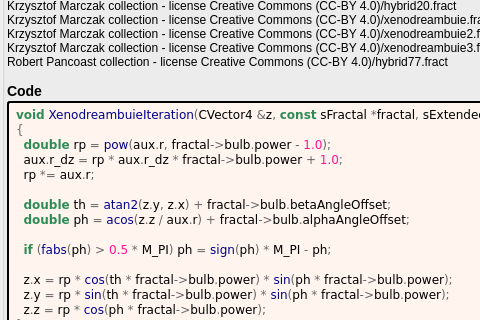
Old version of the form mandelbulber2/formula/ui/xenodreambuie.ui in the repository buddhi1980/mandelbulber2; both pictures show x 0 to 480 and y 160 to 480 of the 787 by 582 pixel window.
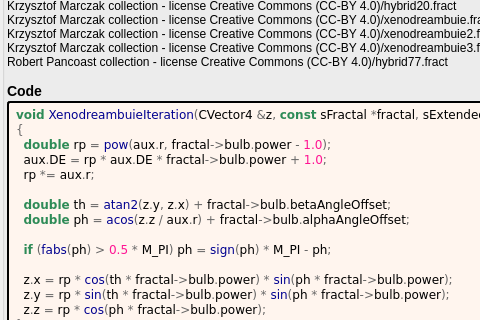
New version of the form. Custom widgets are drawn as their Qt base class.

Diff of the .ui file:
```diff
--- a/mandelbulber2/formula/ui/xenodreambuie.ui
+++ b/mandelbulber2/formula/ui/xenodreambuie.ui
@@ -198,7 +198,7 @@
 &lt;pre style=&quot;color:#000000; background-color:#fff5ee;  font-family:'Courier New',monospace;&quot;&gt;&lt;span style=&quot;color:#2e8b57; font-weight:bold&quot;&gt;void&lt;/span&gt; &lt;span style=&quot;color:#00008f&quot;&gt;XenodreambuieIteration&lt;/span&gt;&lt;span style=&quot;color:#676767&quot;&gt;(&lt;/span&gt;CVector4 &lt;span style=&quot;color:#676767&quot;&gt;&amp;amp;&lt;/span&gt;z&lt;span style=&quot;color:#676767&quot;&gt;,&lt;/span&gt; &lt;span style=&quot;color:#2e8b57; font-weight:bold&quot;&gt;const&lt;/span&gt; sFractal &lt;span style=&quot;color:#676767&quot;&gt;*&lt;/span&gt;fractal&lt;span style=&quot;color:#676767&quot;&gt;,&lt;/span&gt; sExtendedAux &lt;span style=&quot;color:#676767&quot;&gt;&amp;amp;&lt;/span&gt;aux&lt;span style=&quot;color:#676767&quot;&gt;)&lt;/span&gt;
 &lt;span style=&quot;color:#676767&quot;&gt;{&lt;/span&gt;
   &lt;span style=&quot;color:#2e8b57; font-weight:bold&quot;&gt;double&lt;/span&gt; rp &lt;span style=&quot;color:#676767&quot;&gt;=&lt;/span&gt; &lt;span style=&quot;color:#00008f&quot;&gt;pow&lt;/span&gt;&lt;span style=&quot;color:#676767&quot;&gt;(&lt;/span&gt;aux&lt;span style=&quot;color:#676767&quot;&gt;.&lt;/span&gt;r&lt;span style=&quot;color:#676767&quot;&gt;,&lt;/span&gt; fractal&lt;span style=&quot;color:#676767&quot;&gt;-&amp;gt;&lt;/span&gt;bulb&lt;span style=&quot;color:#676767&quot;&gt;.&lt;/span&gt;power &lt;span style=&quot;color:#676767&quot;&gt;-&lt;/span&gt; &lt;span style=&quot;color:#ff1493&quot;&gt;1.0&lt;/span&gt;&lt;span style=&quot;color:#676767&quot;&gt;);&lt;/span&gt;
-  aux&lt;span style=&quot;color:#676767&quot;&gt;.&lt;/span&gt;r_dz &lt;span style=&quot;color:#676767&quot;&gt;=&lt;/span&gt; rp &lt;span style=&quot;color:#676767&quot;&gt;*&lt;/span&gt; aux&lt;span style=&quot;color:#676767&quot;&gt;.&lt;/span&gt;r_dz &lt;span style=&quot;color:#676767&quot;&gt;*&lt;/span&gt; fractal&lt;span style=&quot;color:#676767&quot;&gt;-&amp;gt;&lt;/span&gt;bulb&lt;span style=&quot;color:#676767&quot;&gt;.&lt;/span&gt;power &lt;span style=&quot;color:#676767&quot;&gt;+&lt;/span&gt; &lt;span style=&quot;color:#ff1493&quot;&gt;1.0&lt;/span&gt;&lt;span style=&quot;color:#676767&quot;&gt;;&lt;/span&gt;
+  aux&lt;span style=&quot;color:#676767&quot;&gt;.&lt;/span&gt;DE &lt;span style=&quot;color:#676767&quot;&gt;=&lt;/span&gt; rp &lt;span style=&quot;color:#676767&quot;&gt;*&lt;/span&gt; aux&lt;span style=&quot;color:#676767&quot;&gt;.&lt;/span&gt;DE &lt;span style=&quot;color:#676767&quot;&gt;*&lt;/span&gt; fractal&lt;span style=&quot;color:#676767&quot;&gt;-&amp;gt;&lt;/span&gt;bulb&lt;span style=&quot;color:#676767&quot;&gt;.&lt;/span&gt;power &lt;span style=&quot;color:#676767&quot;&gt;+&lt;/span&gt; &lt;span style=&quot;color:#ff1493&quot;&gt;1.0&lt;/span&gt;&lt;span style=&quot;color:#676767&quot;&gt;;&lt;/span&gt;
   rp &lt;span style=&quot;color:#676767&quot;&gt;*=&lt;/span&gt; aux&lt;span style=&quot;color:#676767&quot;&gt;.&lt;/span&gt;r&lt;span style=&quot;color:#676767&quot;&gt;;&lt;/span&gt;
 
   &lt;span style=&quot;color:#2e8b57; font-weight:bold&quot;&gt;double&lt;/span&gt; th &lt;span style=&quot;color:#676767&quot;&gt;=&lt;/span&gt; &lt;span style=&quot;color:#00008f&quot;&gt;atan2&lt;/span&gt;&lt;span style=&quot;color:#676767&quot;&gt;(&lt;/span&gt;z&lt;span style=&quot;color:#676767&quot;&gt;.&lt;/span&gt;y&lt;span style=&quot;color:#676767&quot;&gt;,&lt;/span&gt; z&lt;span style=&quot;color:#676767&quot;&gt;.&lt;/span&gt;x&lt;span style=&quot;color:#676767&quot;&gt;) +&lt;/span&gt; fractal&lt;span style=&quot;color:#676767&quot;&gt;-&amp;gt;&lt;/span&gt;bulb&lt;span style=&quot;color:#676767&quot;&gt;.&lt;/span&gt;betaAngleOffset&lt;span style=&quot;color:#676767&quot;&gt;;&lt;/span&gt;
```
